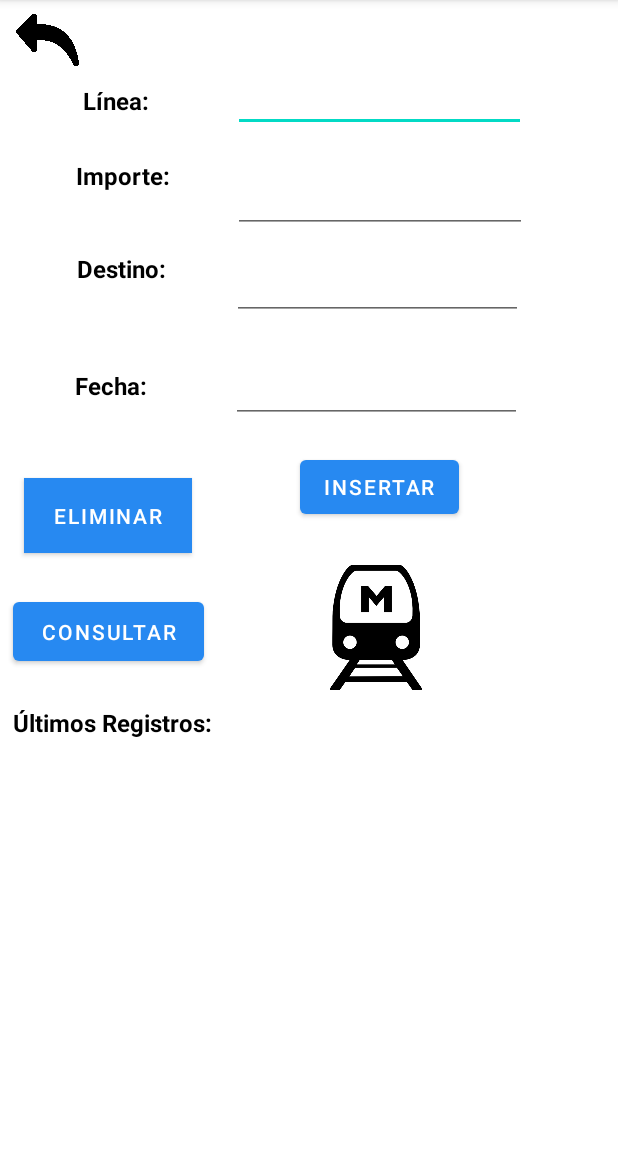
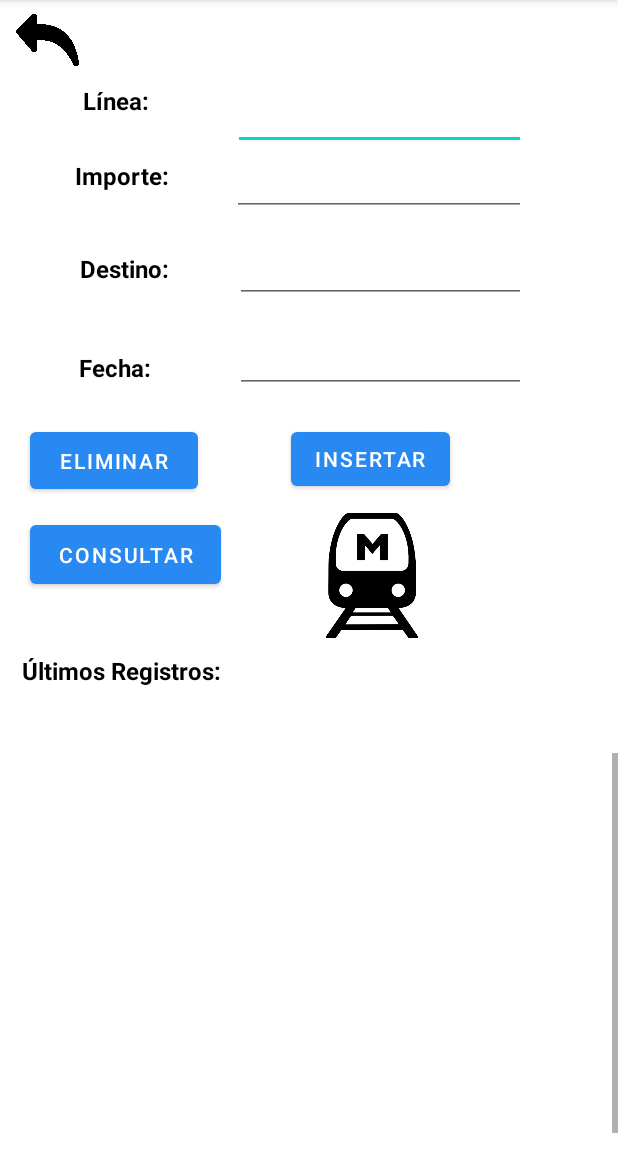
Before and after one commit to CarmenDAM/AppTransportesFINAL, an Android app: the Metroo screen opened directly, with no data from a screen before it, on a phone screen of 412 x 824 dp, the part 84-1236 px from its top. Run offline under Robolectric (Android 15) with nearby library versions, the phone set to English and light mode, and no system bars; our stand-ins replace Room's generated code.

Commit message:
Retoques finales terminados

```diff
--- a/app/src/main/res/layout/activity_home.xml
+++ b/app/src/main/res/layout/activity_home.xml
@@ -57,6 +57,7 @@
 
     <EditText
         android:id="@+id/editTextSaldoBus"
+        android:inputType="phone"
         android:layout_width="77dp"
         android:layout_height="42dp"
         android:layout_alignParentStart="true"
@@ -72,6 +73,7 @@
 
     <EditText
         android:id="@+id/editTextAnadirBus"
+        android:inputType="phone"
         android:layout_width="76dp"
         android:layout_height="40dp"
         android:layout_alignParentStart="true"
@@ -100,6 +102,7 @@
 
     <EditText
         android:id="@+id/editTextSaldoMetro"
+        android:inputType="phone"
         android:layout_width="77dp"
         android:layout_height="42dp"
         android:layout_alignParentStart="true"
@@ -115,6 +118,7 @@
 
     <EditText
         android:id="@+id/editTextAnadirMetro"
+        android:inputType="phone"
         android:layout_width="76dp"
         android:layout_height="40dp"
         android:layout_alignParentStart="true"
@@ -144,6 +148,7 @@
 
     <EditText
         android:id="@+id/editTextSaldoTren"
+        android:inputType="phone"
         android:layout_width="77dp"
         android:layout_height="42dp"
         android:layout_alignParentStart="true"
@@ -159,6 +164,7 @@
 
     <EditText
         android:id="@+id/editTextAnadirTren"
+        android:inputType="phone"
         android:layout_width="76dp"
         android:layout_height="40dp"
         android:layout_alignParentStart="true"
--- a/app/src/main/res/layout/activity_metroo.xml
+++ b/app/src/main/res/layout/activity_metroo.xml
@@ -10,131 +10,142 @@
             android:id="@+id/textViewM"
             android:layout_width="wrap_content"
             android:layout_height="wrap_content"
+            android:layout_marginTop="436dp"
             android:text="Últimos Registros:"
             android:textColor="#000000"
             android:textSize="16sp"
             android:textStyle="bold"
-            app:layout_constraintBottom_toTopOf="@+id/txtResultadoM"
             app:layout_constraintEnd_toEndOf="parent"
-            app:layout_constraintHorizontal_bias="0.032"
-            app:layout_constraintStart_toStartOf="parent" />
+            app:layout_constraintHorizontal_bias="0.053"
+            app:layout_constraintStart_toStartOf="parent"
+            app:layout_constraintTop_toTopOf="parent"
+            tools:ignore="NotSibling" />
 
-        <TextView
-            android:id="@+id/txtResultadoM"
-            android:layout_width="396dp"
-            android:layout_height="258dp"
-            android:text=""
-            android:textColor="#000000"
-            android:textSize="14sp"
+        <ScrollView
+            android:id="@+id/scrollView3"
+            android:layout_width="412dp"
+            android:layout_height="266dp"
+            android:fillViewport="false"
             app:layout_constraintBottom_toBottomOf="parent"
             app:layout_constraintEnd_toEndOf="parent"
-            app:layout_constraintHorizontal_bias="0.6"
             app:layout_constraintStart_toStartOf="parent"
-            app:layout_constraintTop_toTopOf="parent"
-            app:layout_constraintVertical_bias="0.966"
-            tools:ignore="MissingConstraints" />
+            app:layout_constraintTop_toBottomOf="@+id/imageView"
+            tools:ignore="MissingConstraints">
+
+                <LinearLayout
+                    android:layout_width="match_parent"
+                    android:layout_height="270dp"
+                    android:orientation="vertical">
+
+                        <TextView
+                            android:id="@+id/txtResultadoM"
+                            android:layout_width="392dp"
+                            android:layout_height="279dp"
+                            android:layout_marginLeft="10dp"
+                            android:text=""
+                            android:textColor="#000000"
+                            android:textSize="14sp"
+                            android:visibility="visible" />
+
+                </LinearLayout>
+        </ScrollView>
+
 
         <EditText
             android:id="@+id/txtLinM"
             android:layout_width="195dp"
             android:layout_height="44dp"
+            android:layout_marginTop="56dp"
             android:layout_weight="5"
             android:ems="10"
-            app:layout_constraintBottom_toBottomOf="parent"
             app:layout_constraintEnd_toEndOf="parent"
             app:layout_constraintHorizontal_bias="0.717"
             app:layout_constraintStart_toStartOf="parent"
-            app:layout_constraintTop_toTopOf="parent"
-            app:layout_constraintVertical_bias="0.061">
+            app:layout_constraintTop_toTopOf="parent">
 
-            <requestFocus />
         </EditText>
 
         <EditText
             android:id="@+id/txtImportM"
             android:layout_width="196dp"
             android:layout_height="44dp"
+            android:layout_marginTop="100dp"
             android:layout_weight="1"
             android:ems="10"
-            android:inputType="text"
-            app:layout_constraintBottom_toBottomOf="parent"
+            android:inputType="number"
             app:layout_constraintEnd_toEndOf="parent"
-            app:layout_constraintHorizontal_bias="0.72"
+            app:layout_constraintHorizontal_bias="0.716"
             app:layout_constraintStart_toStartOf="parent"
             app:layout_constraintTop_toTopOf="parent"
-            app:layout_constraintVertical_bias="0.154"
             tools:ignore="MissingConstraints" />
 
         <EditText
             android:id="@+id/txtDestM"
             android:layout_width="194dp"
             android:layout_height="46dp"
+            android:layout_marginTop="156dp"
             android:layout_weight="1"
             android:ems="10"
             android:inputType="text"
             android:textColor="#000000"
-            app:layout_constraintBottom_toBottomOf="parent"
             app:layout_constraintEnd_toEndOf="parent"
-            app:layout_constraintHorizontal_bias="0.709"
+            app:layout_constraintHorizontal_bias="0.718"
             app:layout_constraintStart_toStartOf="parent"
             app:layout_constraintTop_toTopOf="parent"
-            app:layout_constraintVertical_bias="0.232"
             tools:ignore="MissingConstraints" />
 
         <EditText
             android:id="@+id/txtFechM"
             android:layout_width="194dp"
             android:layout_height="46dp"
+            android:layout_marginTop="216dp"
             android:layout_weight="1"
             android:ems="10"
-            android:inputType="text"
+            android:inputType="date"
             android:textColor="#000000"
-            app:layout_constraintBottom_toBottomOf="parent"
             app:layout_constraintEnd_toEndOf="parent"
-            app:layout_constraintHorizontal_bias="0.705"
+            app:layout_constraintHorizontal_bias="0.718"
             app:layout_constraintStart_toStartOf="parent"
             app:layout_constraintTop_toTopOf="parent"
-            app:layout_constraintVertical_bias="0.327"
             tools:ignore="MissingConstraints" />
 
         <Button
             android:id="@+id/btnConsultarM"
             android:layout_width="127dp"
             android:layout_height="51dp"
+            android:layout_marginStart="20dp"
+            android:layout_marginTop="344dp"
             android:text="consultar"
-            app:layout_constraintBottom_toTopOf="@+id/txtResultadoM"
-            app:layout_constraintEnd_toEndOf="parent"
-            app:layout_constraintHorizontal_bias="0.031"
+            app:layout_constraintEnd_toStartOf="@+id/imageView"
+            app:layout_constraintHorizontal_bias="0.272"
             app:layout_constraintStart_toStartOf="parent"
             app:layout_constraintTop_toTopOf="parent"
-            app:layout_constraintVertical_bias="0.896" />
+            tools:ignore="UnknownIdInLayout" />
 
         <Button
             android:id="@+id/btnInsertarM"
             android:layout_width="wrap_content"
             android:layout_height="wrap_content"
+            android:layout_marginTop="20dp"
             android:text="insertar"
             android:textSize="14sp"
-            app:layout_constraintBottom_toBottomOf="parent"
             app:layout_constraintEnd_toEndOf="parent"
-            app:layout_constraintHorizontal_bias="0.654"
+            app:layout_constraintHorizontal_bias="0.634"
             app:layout_constraintStart_toStartOf="parent"
-            app:layout_constraintTop_toTopOf="parent"
-            app:layout_constraintVertical_bias="0.418"
+            app:layout_constraintTop_toBottomOf="@+id/txtFechM"
             tools:text="insertar" />
 
         <Button
             android:id="@+id/btnEliminarM"
             android:layout_width="112dp"
             android:layout_height="50dp"
-            android:layout_marginStart="16dp"
-            android:background="#AE0000"
+            android:layout_marginStart="8dp"
+            android:layout_marginBottom="12dp"
             android:text="eliminar"
-            app:iconTint="#D80000"
-            app:layout_constraintBottom_toBottomOf="parent"
-            app:layout_constraintStart_toStartOf="parent"
-            app:layout_constraintTop_toTopOf="parent"
-            app:layout_constraintVertical_bias="0.444" />
+            app:layout_constraintBottom_toTopOf="@+id/btnConsultarM"
+            app:layout_constraintEnd_toStartOf="@+id/btnInsertarM"
+            app:layout_constraintHorizontal_bias="0.164"
+            app:layout_constraintStart_toStartOf="parent" />
 
         <TextView
             android:id="@+id/textLineaM"
@@ -185,7 +196,7 @@
             android:id="@+id/textFechM"
             android:layout_width="wrap_content"
             android:layout_height="wrap_content"
-            android:layout_marginTop="56dp"
+            android:layout_marginTop="44dp"
             android:layout_marginEnd="56dp"
             android:text="Fecha:"
             android:textColor="#000000"
@@ -195,6 +206,18 @@
             app:layout_constraintHorizontal_bias="1.0"
             app:layout_constraintStart_toStartOf="parent"
             app:layout_constraintTop_toBottomOf="@+id/textDestM" />
+
+        <ImageView
+            android:id="@+id/imgAtrasM"
+            android:layout_width="46dp"
+            android:layout_height="45dp"
+            android:layout_marginTop="4dp"
+            android:rotationY="182"
+            app:layout_constraintEnd_toEndOf="parent"
+            app:layout_constraintHorizontal_bias="0.024"
+            app:layout_constraintStart_toStartOf="parent"
+            app:layout_constraintTop_toTopOf="parent"
+            app:srcCompat="@drawable/flecha" />
 
         <ImageView
             android:id="@+id/imgAtrasMM"
@@ -212,13 +235,13 @@
             android:id="@+id/imageView2"
             android:layout_width="89dp"
             android:layout_height="83dp"
-            app:layout_constraintBottom_toTopOf="@+id/txtResultadoM"
+            android:layout_marginTop="12dp"
             app:layout_constraintEnd_toEndOf="parent"
-            app:layout_constraintHorizontal_bias="0.639"
+            app:layout_constraintHorizontal_bias="0.63"
             app:layout_constraintStart_toStartOf="parent"
             app:layout_constraintTop_toBottomOf="@+id/btnInsertarM"
-            app:layout_constraintVertical_bias="0.463"
-            app:srcCompat="@drawable/metro" />
+            app:srcCompat="@drawable/metro"
+            tools:ignore="NotSibling" />
 
 
 </androidx.constraintlayout.widget.ConstraintLayout>
```
Also changed, not shown: app/src/main/java/com/carmen/myapplication/Buss.java (+13 -1 lines), app/src/main/java/com/carmen/myapplication/Home.java (+33 -4 lines), app/src/main/java/com/carmen/myapplication/Metroo.java (+12 -1 lines), app/src/main/java/com/carmen/myapplication/Tren.java (+12 -1 lines), app/src/main/res/layout/activity_buss.xml (+49 -37 lines), app/src/main/res/layout/activity_tren.xml (+59 -45 lines).
